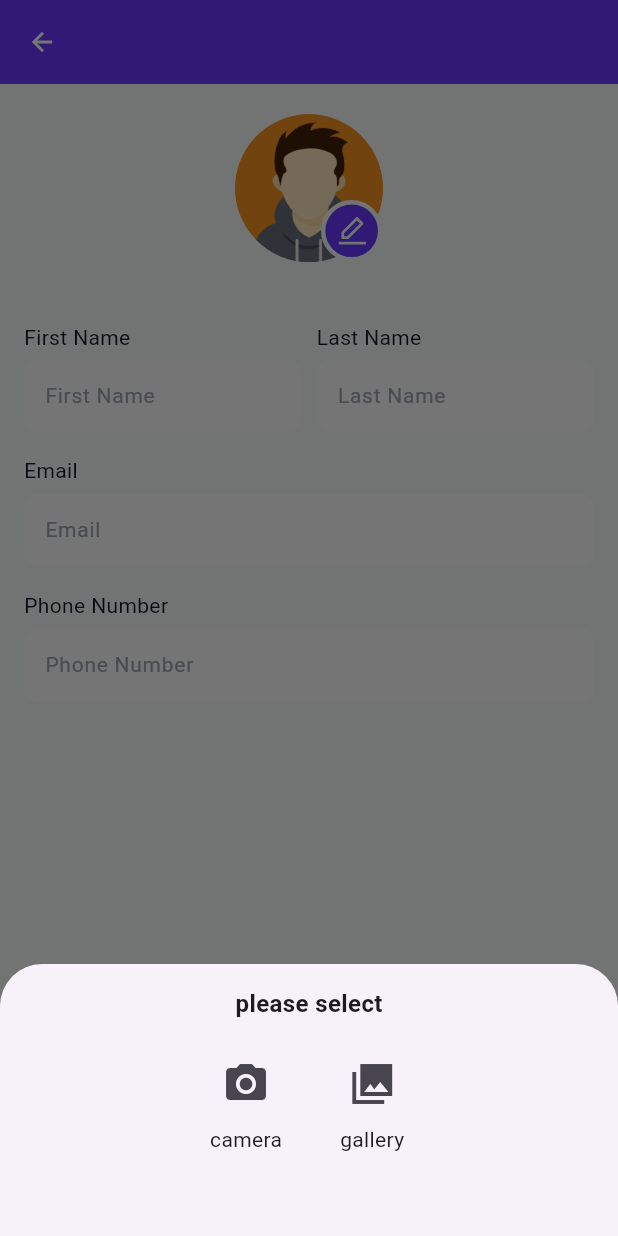
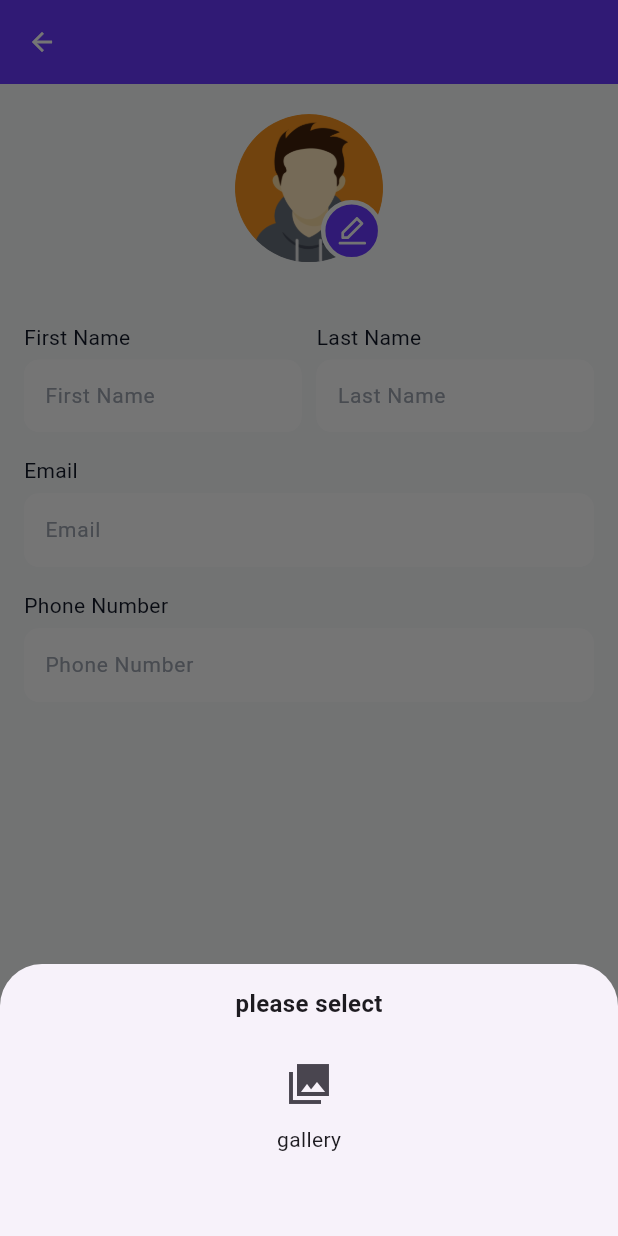
Before and after one commit to VenkyJippy7/Jippy_restaurant, a Flutter app: the EditProfileScreen screen opened directly, after a tap on an icon or button, on a phone screen of 412 x 824 dp. Run offline on Flutter 3.47's test engine with Material 3 defaults, Android fonts, the light colour scheme and no system bars; our stand-ins replace audioplayers, cached_network_image, cloud_firestore, country_code_picker, datetime_picker_formfield_new, dotted_border and 33 more; missing offline and left inert: bottom_picker, esc_pos_utils, firebase_app_check, flutter_paypal, flutter_stripe, google_maps_place_picker_mb and 5 more; accounts and stored records are empty; Roboto replaces fonts that are missing (Urbanist-Medium, Urbanist-Regular, Urbanist-SemiBold).

Commit message:
after removed profile click and removed chat option also removed cam option in profile picture

```diff
--- a/lib/app/edit_profile_screen/edit_profile_screen.dart
+++ b/lib/app/edit_profile_screen/edit_profile_screen.dart
@@ -176,28 +176,28 @@ class EditProfileScreen extends StatelessWidget {
                     mainAxisAlignment: MainAxisAlignment.center,
                     crossAxisAlignment: CrossAxisAlignment.center,
                     children: [
-                      Padding(
-                        padding: const EdgeInsets.all(18.0),
-                        child: Column(
-                          crossAxisAlignment: CrossAxisAlignment.center,
-                          children: [
-                            IconButton(
-                                onPressed: () => controller.pickFile(
-                                    source: ImageSource.camera),
-                                icon: const Icon(
-                                  Icons.camera_alt,
-                                  size: 32,
-                                )),
-                            Padding(
-                              padding: const EdgeInsets.only(top: 3),
-                              child: Text(
-                                "camera".tr,
-                                style: const TextStyle(),
-                              ),
-                            ),
-                          ],
-                        ),
-                      ),
+                      // Padding(
+                      //   padding: const EdgeInsets.all(18.0),
+                      //   child: Column(
+                      //     crossAxisAlignment: CrossAxisAlignment.center,
+                      //     children: [
+                      //       IconButton(
+                      //           onPressed: () => controller.pickFile(
+                      //               source: ImageSource.camera),
+                      //           icon: const Icon(
+                      //             Icons.camera_alt,
+                      //             size: 32,
+                      //           )),
+                      //       Padding(
+                      //         padding: const EdgeInsets.only(top: 3),
+                      //         child: Text(
+                      //           "camera".tr,
+                      //           style: const TextStyle(),
+                      //         ),
+                      //       ),
+                      //     ],
+                      //   ),
+                      // ),
                       Padding(
                         padding: const EdgeInsets.all(18.0),
                         child: Column(
--- a/pubspec.yaml
+++ b/pubspec.yaml
@@ -16,7 +16,7 @@ publish_to: 'none' # Remove this line if you wish to publish to pub.dev
 # https://developer.apple.com/library/archive/documentation/General/Reference/InfoPlistKeyReference/Articles/CoreFoundationKeys.html
 # In Windows, build-name is used as the major, minor, and patch parts
 # of the product and file versions while build-number is used as the build suffix.
-version: 2.1.1+6
+version: 2.1.2+7
 
 environment:
   sdk: '>=3.4.0 <4.0.0'
```
Also changed, not shown: lib/app/Home_screen/home_screen.dart (+43 -23 lines).
